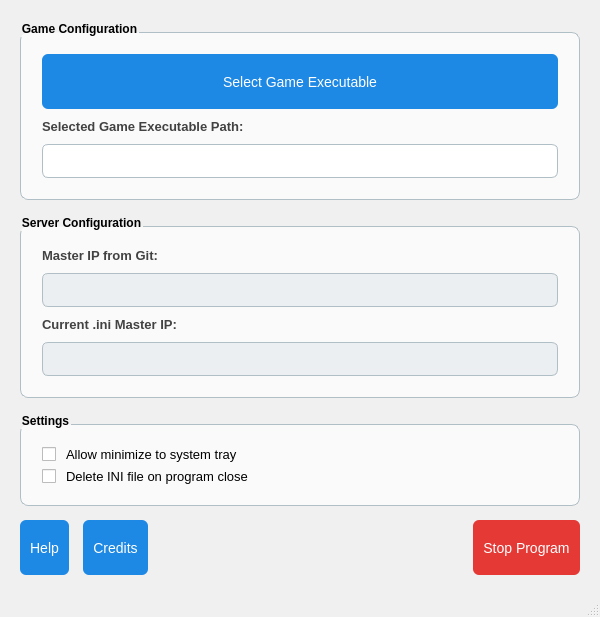
This is mainwindow.ui in DeadRequiem/WoSip as Qt 5 draws it before an edit. The edited form follows.
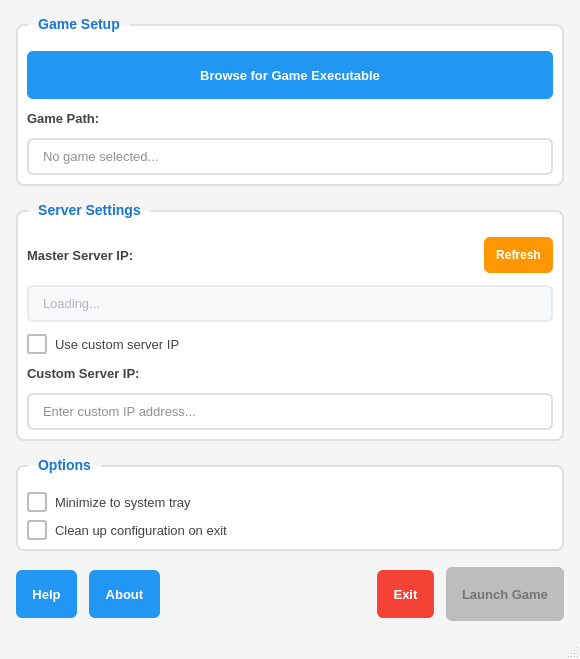
This is the edited form. Icons and pictures are not drawn.

The edit to the form file:
```diff
--- a/mainwindow.ui
+++ b/mainwindow.ui
@@ -3,112 +3,208 @@
  <class>MainWindow</class>
  <widget class="QMainWindow" name="MainWindow">
   <property name="geometry">
-   <rect>
-    <x>0</x>
-    <y>0</y>
-    <width>600</width>
-    <height>550</height>  <!-- Adjusted height -->
-   </rect>
+   <rect><x>0</x><y>0</y><width>580</width><height>520</height></rect>
   </property>
   <property name="windowTitle">
    <string>WoSip Configuration</string>
   </property>
   <property name="styleSheet">
-   <string>
+   <string notr="true">
+    * {
+      font-family: "Segoe UI", "Arial", sans-serif;
+      color: #212121;
+    }
     QMainWindow {
-      background-color: #f0f0f0;
+      background-color: #f5f5f5;
+      color: #212121;
     }
     QPushButton {
-      background-color: #1e88e5;
-      color: white;
+      background-color: #2196f3;
+      color: #ffffff;
       border: none;
-      padding: 10px;
+      padding: 8px 16px;
       border-radius: 6px;
-      font-size: 14px;
-      min-height: 35px;
+      font-size: 13px;
+      font-family: "Segoe UI", "Arial", sans-serif;
+      min-height: 32px;
+      font-weight: 500;
     }
     QPushButton:hover {
-      background-color: #1565c0;
+      background-color: #1976d2;
+      color: #ffffff;
+    }
+    QPushButton:disabled {
+      background-color: #bdbdbd;
+      color: #757575;
+    }
+    QPushButton#pushButton_runGame {
+      background-color: #4caf50;
+      color: #ffffff;
+      font-weight: 600;
+      min-height: 38px;
+    }
+    QPushButton#pushButton_runGame:hover {
+      background-color: #388e3c;
+      color: #ffffff;
+    }
+    QPushButton#pushButton_runGame:disabled {
+      background-color: #bdbdbd;
+      color: #757575;
     }
     QPushButton#pushButton_stopProgram {
-      background-color: #e53935;
+      background-color: #f44336;
+      color: #ffffff;
     }
     QPushButton#pushButton_stopProgram:hover {
-      background-color: #c62828;
+      background-color: #d32f2f;
+      color: #ffffff;
+    }
+    QPushButton#pushButton_refreshMaster {
+      background-color: #ff9800;
+      color: #ffffff;
+      padding: 4px 12px;
+      min-height: 28px;
+      font-size: 12px;
+    }
+    QPushButton#pushButton_refreshMaster:hover {
+      background-color: #f57c00;
+      color: #ffffff;
     }
     QLineEdit {
-      padding: 8px;
-      border: 1px solid #b0bec5;
+      padding: 8px 12px;
+      border: 2px solid #e0e0e0;
       border-radius: 6px;
-      background-color: white;
+      background-color: #ffffff;
+      color: #212121;
+      font-size: 13px;
+      font-family: "Segoe UI", "Arial", sans-serif;
+    }
+    QLineEdit:focus {
+      border-color: #2196f3;
+      color: #212121;
     }
     QLineEdit:read-only {
-      background-color: #eceff1;
+      background-color: #f8f9fa;
+      border-color: #e9ecef;
+      color: #6c757d;
     }
     QLabel {
       color: #424242;
       font-weight: 500;
       font-size: 13px;
+      font-family: "Segoe UI", "Arial", sans-serif;
     }
     QGroupBox {
       font-weight: 600;
-      border: 1px solid #b0bec5;
+      font-size: 14px;
+      font-family: "Segoe UI", "Arial", sans-serif;
+      border: 2px solid #e0e0e0;
       border-radius: 8px;
-      padding: 12px;
-      margin-top: 12px;
-      background-color: #fafafa;
+      padding-top: 16px;
+      margin-top: 8px;
+      background-color: #ffffff;
+      color: #212121;
+    }
+    QGroupBox::title {
+      subcontrol-origin: margin;
+      left: 12px;
+      padding: 0 8px 0 8px;
+      color: #1976d2;
+      font-family: "Segoe UI", "Arial", sans-serif;
     }
     QCheckBox {
-      spacing: 10px;
+      spacing: 8px;
       font-size: 13px;
+      font-family: "Segoe UI", "Arial", sans-serif;
+      color: #424242;
+    }
+    QCheckBox::indicator {
+      width: 16px;
+      height: 16px;
+    }
+    QCheckBox::indicator:unchecked {
+      border: 2px solid #bdbdbd;
+      border-radius: 3px;
+      background-color: #ffffff;
+    }
+    QCheckBox::indicator:checked {
+      border: 2px solid #2196f3;
+      border-radius: 3px;
+      background-color: #2196f3;
+    }
+    QStatusBar {
+      background-color: #f5f5f5;
+      color: #424242;
+      font-family: "Segoe UI", "Arial", sans-serif;
+    }
+    QMenuBar {
+      background-color: #f5f5f5;
+      color: #212121;
+      font-family: "Segoe UI", "Arial", sans-serif;
+    }
+    QDialog QPushButton {
+      max-width: 120px;
+      min-width: 80px;
+      padding: 6px 12px;
+      font-size: 13px;
+      min-height: 28px;
+    }
+    QMessageBox QPushButton {
+      max-width: 100px;
+      min-width: 70px;
+      padding: 6px 12px;
+      font-size: 13px;
+      min-height: 28px;
+    }
+    QDialogButtonBox QPushButton {
+      max-width: 120px;
+      min-width: 80px;
+      padding: 6px 12px;
+      font-size: 13px;
+      min-height: 28px;
     }
    </string>
   </property>
   <widget class="QWidget" name="centralwidget">
    <layout class="QVBoxLayout" name="verticalLayout">
     <property name="spacing">
-     <number>14</number>
+     <number>16</number>
     </property>
-    <property name="margin">
-     <number>20</number>
+    <property name="leftMargin">
+     <number>16</number>
+    </property>
+    <property name="topMargin">
+     <number>16</number>
+    </property>
+    <property name="rightMargin">
+     <number>16</number>
+    </property>
+    <property name="bottomMargin">
+     <number>16</number>
     </property>
     
-    <!-- Game Configuration Group -->
     <item>
      <widget class="QGroupBox" name="groupBox_gameConfig">
-      <property name="title">
-       <string>Game Configuration</string>
-      </property>
+      <property name="title"><string>Game Setup</string></property>
       <layout class="QVBoxLayout" name="verticalLayout_2">
        <property name="spacing">
-         <number>10</number>
+        <number>12</number>
        </property>
        <item>
-        <layout class="QHBoxLayout" name="horizontalLayout">
-         <item>
-          <widget class="QPushButton" name="pushButton_selectExe">
-           <property name="text">
-            <string>Select Game Executable</string>
-           </property>
-           <property name="icon">
-            <iconset theme="folder-open"/>
-           </property>
-          </widget>
-         </item>
-        </layout>
+        <widget class="QPushButton" name="pushButton_selectExe">
+         <property name="text"><string>Browse for Game Executable</string></property>
+         <property name="icon"><iconset theme="folder-open"/></property>
+        </widget>
        </item>
        <item>
         <widget class="QLabel" name="label_exeFilePath">
-         <property name="text">
-          <string>Selected Game Executable Path:</string>
-         </property>
+         <property name="text"><string>Game Path:</string></property>
         </widget>
        </item>
        <item>
         <widget class="QLineEdit" name="lineEdit_exeFilePath">
-         <property name="readOnly">
-          <bool>false</bool>
-         </property>
+         <property name="readOnly"><bool>false</bool></property>
+         <property name="placeholderText"><string>No game selected...</string></property>
         </widget>
        </item>
       </layout>
@@ -118,39 +214,57 @@
     <!-- Server Configuration Group -->
     <item>
      <widget class="QGroupBox" name="groupBox_serverConfig">
-      <property name="title">
-       <string>Server Configuration</string>
-      </property>
+      <property name="title"><string>Server Settings</string></property>
       <layout class="QVBoxLayout" name="verticalLayout_3">
        <property name="spacing">
-         <number>10</number>
+        <number>12</number>
        </property>
        <item>
-        <widget class="QLabel" name="label_masterFromGit">
-         <property name="text">
-          <string>Master IP from Git:</string>
-         </property>
-        </widget>
+        <layout class="QHBoxLayout" name="horizontalLayout_masterIP">
+         <item>
+          <widget class="QLabel" name="label_masterFromGit">
+           <property name="text"><string>Master Server IP:</string></property>
+          </widget>
+         </item>
+         <item>
+          <spacer name="horizontalSpacer_master">
+           <property name="orientation"><enum>Qt::Horizontal</enum></property>
+           <property name="sizeHint" stdset="0">
+            <size><width>40</width><height>20</height></size>
+           </property>
+          </spacer>
+         </item>
+         <item>
+          <widget class="QPushButton" name="pushButton_refreshMaster">
+           <property name="text"><string>Refresh</string></property>
+           <property name="toolTip"><string>Update master IP from Git repository</string></property>
+          </widget>
+         </item>
+        </layout>
        </item>
        <item>
         <widget class="QLineEdit" name="lineEdit_masterFromGit">
-         <property name="readOnly">
-          <bool>true</bool>
-         </property>
+         <property name="readOnly"><bool>true</bool></property>
+         <property name="placeholderText"><string>Loading...</string></property>
+        </widget>
+       </item>
+       <item>
+        <widget class="QCheckBox" name="checkBox_overrideGit">
+         <property name="text"><string>Use custom server IP</string></property>
+         <property name="toolTip"><string>Override the automatic IP with your own server address</string></property>
         </widget>
        </item>
        <item>
         <widget class="QLabel" name="label_currentMasterIP">
-         <property name="text">
-          <string>Current .ini Master IP:</string>
-         </property>
+         <property name="text"><string>Custom Server IP:</string></property>
+         <property name="visible"><bool>false</bool></property>
         </widget>
        </item>
        <item>
         <widget class="QLineEdit" name="lineEdit_currentMasterIP">
-         <property name="readOnly">
-          <bool>true</bool>
-         </property>
+         <property name="readOnly"><bool>false</bool></property>
+         <property name="visible"><bool>false</bool></property>
+         <property name="placeholderText"><string>Enter custom IP address...</string></property>
         </widget>
        </item>
       </layout>
@@ -160,23 +274,22 @@
     <!-- Settings Group -->
     <item>
      <widget class="QGroupBox" name="groupBox_settings">
-      <property name="title">
-       <string>Settings</string>
-      </property>
+      <property name="title"><string>Options</string></property>
       <layout class="QVBoxLayout" name="verticalLayout_4">
+       <property name="spacing">
+        <number>8</number>
+       </property>
        <item>
         <widget class="QCheckBox" name="checkBox_minimizeTray">
-         <property name="text">
-          <string>Allow minimize to system tray</string>
-         </property>
+         <property name="text"><string>Minimize to system tray</string></property>
+         <property name="toolTip"><string>Hide the application in the system tray when minimized</string></property>
         </widget>
        </item>
        <!-- New Checkbox for Delete INI on Close -->
        <item>
         <widget class="QCheckBox" name="checkBox_deleteIniOnClose">
-         <property name="text">
-          <string>Delete INI file on program close</string>
-         </property>
+         <property name="text"><string>Clean up configuration on exit</string></property>
+         <property name="toolTip"><string>Automatically delete temporary INI files when closing</string></property>
         </widget>
        </item>
       </layout>
@@ -189,17 +302,17 @@
        <enum>Qt::Vertical</enum>
       </property>
       <property name="sizeHint" stdset="0">
-       <size>
-        <width>20</width>
-        <height>40</height>
-       </size>
+       <size><width>20</width><height>10</height></size>
       </property>
      </spacer>
     </item>
 
     <!-- Action Buttons -->
     <item>
-     <layout class="QHBoxLayout" name="horizontalLayout_2">
+     <layout class="QHBoxLayout" name="horizontalLayout_actions">
+      <property name="spacing">
+       <number>12</number>
+      </property>
       <item>
        <widget class="QPushButton" name="pushButton_help">
         <property name="text">
@@ -212,12 +325,9 @@
       </item>
       <item>
        <widget class="QPushButton" name="pushButton_credits">
-        <property name="text">
-         <string>Credits</string>
-        </property>
-        <property name="icon">
-         <iconset theme="help-about"/>
-        </property>
+        <property name="text"><string>About</string></property>
+        <property name="icon"><iconset theme="help-about"/></property>
+        <property name="toolTip"><string>View credits and version information</string></property>
        </widget>
       </item>
       <item>
@@ -235,12 +345,16 @@
       </item>
       <item>
        <widget class="QPushButton" name="pushButton_stopProgram">
-        <property name="text">
-         <string>Stop Program</string>
-        </property>
-        <property name="icon">
-         <iconset theme="process-stop"/>
-        </property>
+        <property name="text"><string>Exit</string></property>
+        <property name="icon"><iconset theme="application-exit"/></property>
+        <property name="toolTip"><string>Close the application</string></property>
+       </widget>
+      </item>
+      <item>
+       <widget class="QPushButton" name="pushButton_runGame">
+        <property name="text"><string>Launch Game</string></property>
+        <property name="enabled"><bool>false</bool></property>
+        <property name="toolTip"><string>Start the game with current configuration</string></property>
        </widget>
       </item>
      </layout>
```
Left out of the diff: 27 changed lines with no effect on the pictures.
